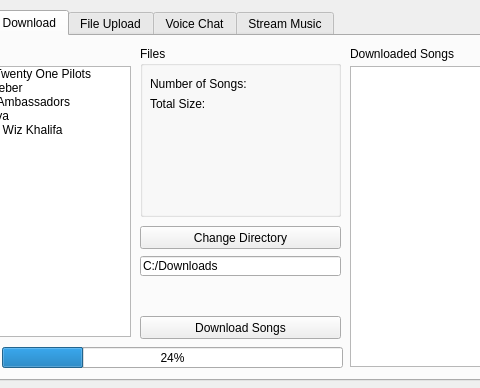
MartinMinkov/Comm-Audio, file Client/client.ui: the form before one commit; both pictures show x 112 to 592 and y 0 to 388 of the 739 by 388 pixel window.
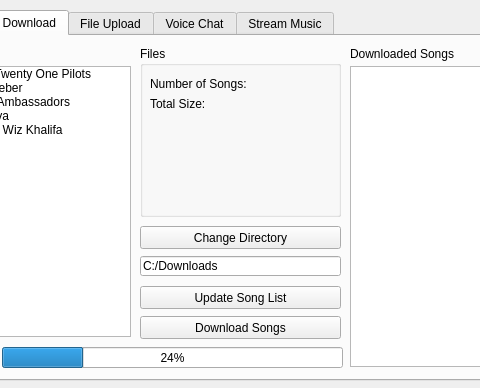
The form after the commit. The open tabs and pages were chosen to show the change.

Commit message: Added getting user list from server on connect and populating. Added basic template for some button requests as well

Patch:
```diff
--- a/Client/client.ui
+++ b/Client/client.ui
@@ -371,6 +371,19 @@
       <string>Downloaded Songs</string>
      </property>
     </widget>
+    <widget class="QPushButton" name="updateSongButton">
+     <property name="geometry">
+      <rect>
+       <x>240</x>
+       <y>250</y>
+       <width>201</width>
+       <height>23</height>
+      </rect>
+     </property>
+     <property name="text">
+      <string>Update Song List</string>
+     </property>
+    </widget>
    </widget>
    <widget class="QWidget" name="uploadTab">
     <attribute name="title">
```
Left out of the diff: 10 changed lines with no effect on the pictures. The commit also changes 15 other files.
